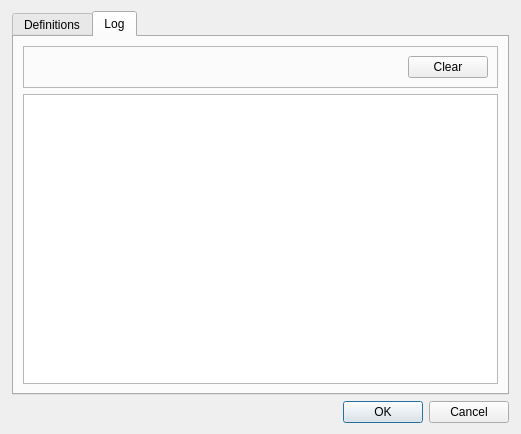
Above: citygen/citygen_dialog_base.ui from arthurRuf/3dcitybuilder before the change. Below: the same form after it.
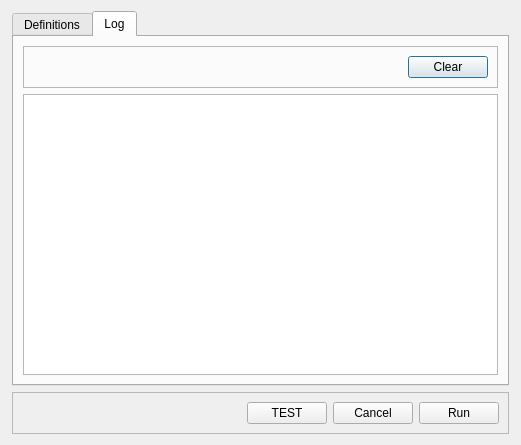
That is the form after the change. The open tabs and pages were chosen to show the change.

Commit message: fixed logger options

```diff
--- a/citygen/citygen_dialog_base.ui
+++ b/citygen/citygen_dialog_base.ui
@@ -7,7 +7,7 @@
     <x>0</x>
     <y>0</y>
     <width>521</width>
-    <height>434</height>
+    <height>445</height>
    </rect>
   </property>
   <property name="windowTitle">
@@ -152,24 +152,56 @@
         </widget>
        </item>
        <item>
-        <widget class="QPlainTextEdit" name="txtLog">
-         <property name="documentTitle">
-          <string/>
-         </property>
-        </widget>
+        <widget class="QTextEdit" name="txtLog"/>
        </item>
       </layout>
      </widget>
     </widget>
    </item>
    <item>
-    <widget class="QDialogButtonBox" name="button_box">
-     <property name="orientation">
-      <enum>Qt::Horizontal</enum>
+    <widget class="QFrame" name="frame_4">
+     <property name="frameShape">
+      <enum>QFrame::StyledPanel</enum>
      </property>
-     <property name="standardButtons">
-      <set>QDialogButtonBox::Cancel|QDialogButtonBox::Ok</set>
+     <property name="frameShadow">
+      <enum>QFrame::Raised</enum>
      </property>
+     <layout class="QHBoxLayout" name="horizontalLayout_4">
+      <item>
+       <spacer name="horizontalSpacer_2">
+        <property name="orientation">
+         <enum>Qt::Horizontal</enum>
+        </property>
+        <property name="sizeHint" stdset="0">
+         <size>
+          <width>194</width>
+          <height>20</height>
+         </size>
+        </property>
+       </spacer>
+      </item>
+      <item>
+       <widget class="QPushButton" name="btnTest">
+        <property name="text">
+         <string>TEST</string>
+        </property>
+       </widget>
+      </item>
+      <item>
+       <widget class="QPushButton" name="btnCancel">
+        <property name="text">
+         <string>Cancel</string>
+        </property>
+       </widget>
+      </item>
+      <item>
+       <widget class="QPushButton" name="btnRun">
+        <property name="text">
+         <string>Run</string>
+        </property>
+       </widget>
+      </item>
+     </layout>
     </widget>
    </item>
   </layout>
```
Left out of the diff: 39 changed lines with no effect on the pictures. The commit also changes 2 other files.
